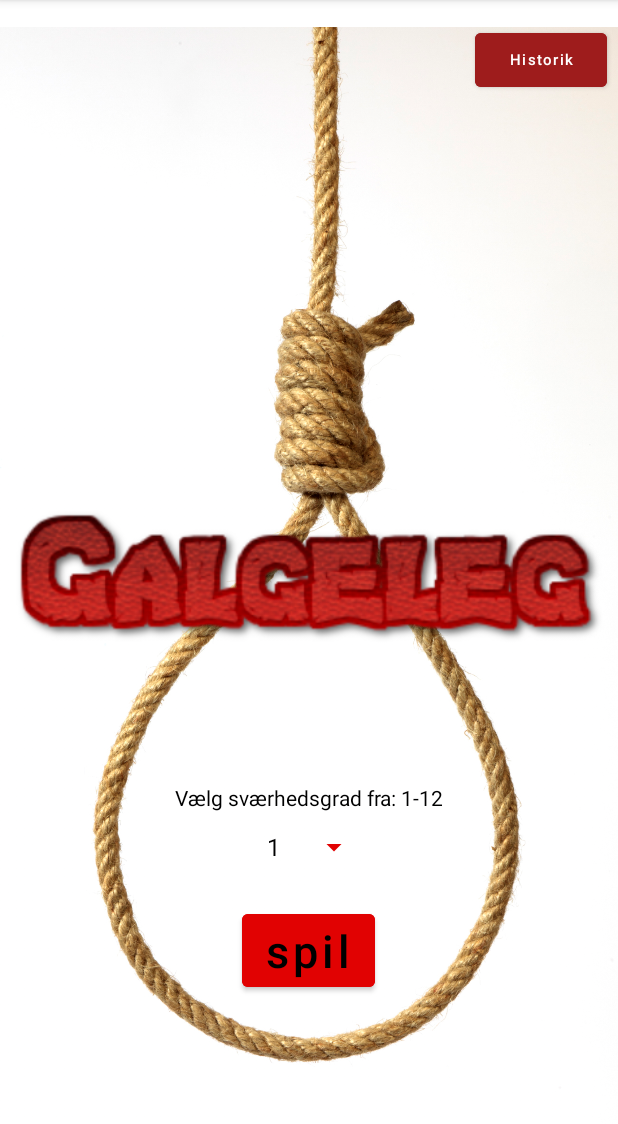
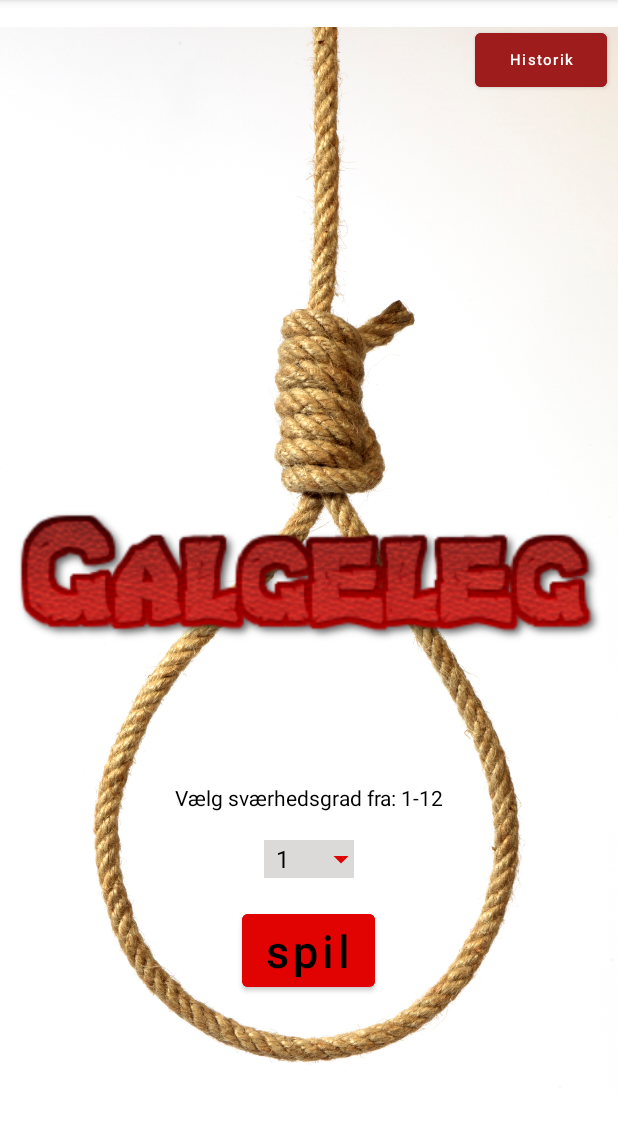
Before and after one commit to Jackktis/GalgeLegAfleveringen, an Android app: the screen it shows after launch (MainActivity), on a phone screen of 412 x 824 dp, the part 84-1208 px from its top. Run offline under Robolectric (Android 15) with nearby library versions, the phone set to English and light mode, and no system bars.

Commit message:
tilføjet spinner så den fungere

```diff
--- a/src/main/res/layout/activity_start.xml
+++ b/src/main/res/layout/activity_start.xml
@@ -25,23 +25,7 @@
         app:layout_constraintHorizontal_bias="0.0"
         app:layout_constraintStart_toStartOf="parent"
         app:layout_constraintTop_toTopOf="parent"
-        app:layout_constraintVertical_bias="1.0" />
-
-    <Button
-        android:id="@+id/start"
-        android:layout_width="wrap_content"
-        android:layout_height="wrap_content"
-        android:layout_below="@+id/spinner_af_spilsværhed"
-        android:layout_marginBottom="104dp"
-        android:backgroundTint="@color/red"
-        android:text="@string/spil"
-        android:textAllCaps="false"
-        android:textColor="@android:color/black"
-        android:textSize="30sp"
-        app:layout_constraintBottom_toBottomOf="parent"
-        app:layout_constraintEnd_toEndOf="parent"
-        app:layout_constraintHorizontal_bias="0.498"
-        app:layout_constraintStart_toStartOf="parent" />
+        app:layout_constraintVertical_bias="0.0" />
 
     <TextView
         android:id="@+id/txtSværhedSkala"
@@ -56,6 +40,41 @@
         app:layout_constraintStart_toStartOf="parent"
         app:layout_constraintTop_toTopOf="@+id/Noose"
         app:layout_constraintVertical_bias="0.697" />
+
+    <RelativeLayout
+        android:id="@+id/til_spinner"
+        android:layout_width="wrap_content"
+        android:layout_height="wrap_content"
+        android:background="@color/lightGrey"
+        app:layout_constraintBottom_toTopOf="@+id/start"
+        app:layout_constraintEnd_toEndOf="parent"
+        app:layout_constraintStart_toStartOf="parent"
+        app:layout_constraintTop_toBottomOf="@+id/txtSværhedSkala">
+
+        <Spinner
+            android:id="@+id/spinner_af_spilsværhed"
+            android:layout_width="75dp"
+            android:layout_height="25dp"
+            android:layout_marginRight="-15dp"
+            android:backgroundTint="@color/red" />
+    </RelativeLayout>
+    <Button
+        android:id="@+id/start"
+        android:layout_width="wrap_content"
+        android:layout_height="wrap_content"
+        android:layout_below="@+id/til_spinner"
+        android:layout_marginBottom="104dp"
+        android:backgroundTint="@color/red"
+        android:text="@string/spil"
+        android:textAllCaps="false"
+        android:textColor="@android:color/black"
+        android:textSize="30sp"
+        app:layout_constraintBottom_toBottomOf="parent"
+        app:layout_constraintEnd_toEndOf="parent"
+        app:layout_constraintHorizontal_bias="0.498"
+        app:layout_constraintStart_toStartOf="parent" />
+
+
 
     <Button
         android:id="@+id/BTScore"
@@ -74,22 +93,6 @@
         app:layout_constraintTop_toTopOf="parent"
         app:layout_constraintVertical_bias="0.0" />
 
-    <Spinner
-        android:id="@+id/spinner_af_spilsværhed"
-        android:layout_width="wrap_content"
-        android:layout_height="wrap_content"
-        android:layout_marginBottom="16dp"
-        android:backgroundTint="@color/red"
-        android:gravity="center"
-        android:layout_centerVertical="true"
-        android:layout_gravity="center"
-
-
-        app:layout_constraintBottom_toTopOf="@+id/start"
-        app:layout_constraintEnd_toEndOf="parent"
-        app:layout_constraintStart_toStartOf="parent"
-        app:layout_constraintTop_toBottomOf="@+id/txtSværhedSkala"
-         />
 
 
 </androidx.constraintlayout.widget.ConstraintLayout>
```
